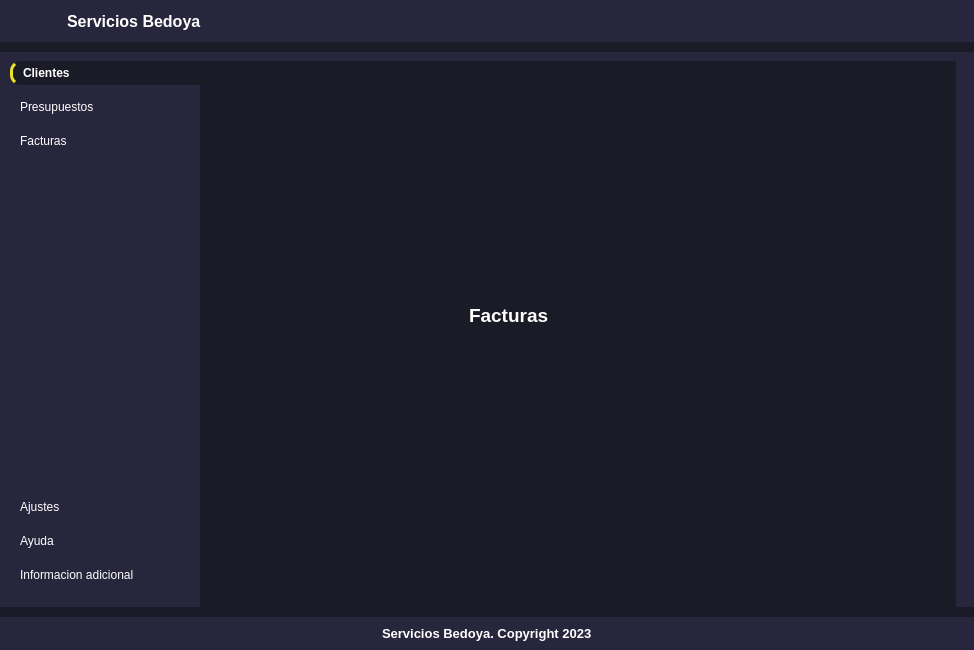
Before: the Qt Designer form UI/ui_main.ui in DickinsonBP/BudgetInvoiceApp2.0, drawn with Qt 5.
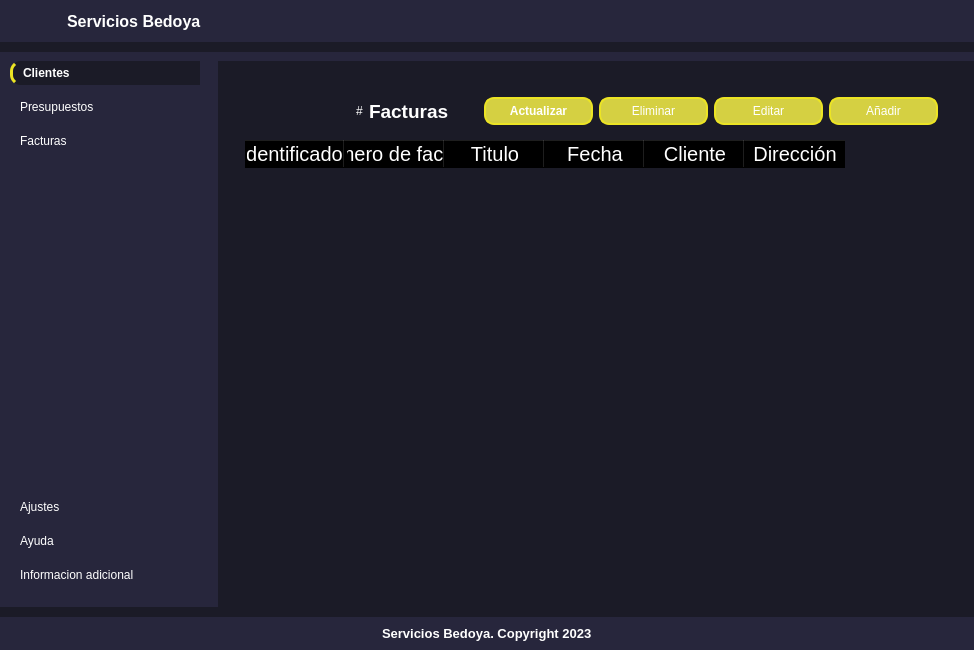
After: the same form once the commit is applied. The open tabs and pages were chosen to show the change. Icons and pictures are not drawn. Custom widgets are drawn as their Qt base class.

What changed in the file:
```diff
--- a/UI/ui_main.ui
+++ b/UI/ui_main.ui
@@ -34,9 +34,11 @@
 	border-radius: 10px;
 	text-align: center;
 }
- #btn_edituser, #btn_editbudget   {
+ #btn_edituser, #btn_adduser , #btn_deleteuser , #btn_updateUserTable,
+#btn_editbudget, #btn_addbudget , #btn_deletebudget , #btn_updateBudgetTable,
+#btn_editinvoice, #btn_addinvoice , #btn_deleteinvoice , #btn_updateInvoiceTable    {
 	border: 2px solid  #ece424 ;
-	background-color: #D72323 ;
+	background-color: #D5D042 ;
 	border-radius: 10px;
 	text-align: center;
 }
@@ -385,8 +387,19 @@
         </widget>
        </item>
        <item>
-        <widget class="QWidget" name="mainBodyContent" native="true">
-         <layout class="QVBoxLayout" name="verticalLayout_2">
+        <widget class="QWidget" name="separator" native="true">
+         <layout class="QVBoxLayout" name="verticalLayout_2"/>
+        </widget>
+       </item>
+       <item>
+        <widget class="QCustomSlideMenu" name="mainBodyContent" native="true">
+         <property name="minimumSize">
+          <size>
+           <width>0</width>
+           <height>0</height>
+          </size>
+         </property>
+         <layout class="QVBoxLayout" name="verticalLayout_7">
           <item>
            <widget class="QCustomStackedWidget" name="mainPages">
             <widget class="QWidget" name="homePage">
@@ -816,25 +829,161 @@
              </layout>
             </widget>
             <widget class="QWidget" name="invoicePage">
-             <widget class="QLabel" name="label_7">
-              <property name="geometry">
-               <rect>
-                <x>260</x>
-                <y>200</y>
-                <width>201</width>
-                <height>91</height>
-               </rect>
-              </property>
-              <property name="font">
-               <font>
-                <pointsize>14</pointsize>
-                <bold>true</bold>
-               </font>
-              </property>
-              <property name="text">
-               <string>Facturas</string>
-              </property>
-             </widget>
+             <layout class="QVBoxLayout" name="verticalLayout_8">
+              <item>
+               <widget class="QWidget" name="widget_2" native="true">
+                <layout class="QVBoxLayout" name="verticalLayout_9">
+                 <item>
+                  <widget class="QFrame" name="frame_5">
+                   <property name="frameShape">
+                    <enum>QFrame::StyledPanel</enum>
+                   </property>
+                   <property name="frameShadow">
+                    <enum>QFrame::Raised</enum>
+                   </property>
+                   <layout class="QHBoxLayout" name="horizontalLayout_7">
+                    <item alignment="Qt::AlignRight">
+                     <widget class="QLabel" name="invoices_qty">
+                      <property name="text">
+                       <string>#</string>
+                      </property>
+                     </widget>
+                    </item>
+                    <item alignment="Qt::AlignLeft">
+                     <widget class="QLabel" name="label_2">
+                      <property name="font">
+                       <font>
+                        <pointsize>14</pointsize>
+                        <bold>true</bold>
+                       </font>
+                      </property>
+                      <property name="text">
+                       <string>Facturas</string>
+                      </property>
+                     </widget>
+                    </item>
+                    <item>
+                     <widget class="QPushButton" name="btn_updateInvoiceTable">
+                      <property name="font">
+                       <font>
+                        <bold>true</bold>
+                       </font>
+                      </property>
+                      <property name="cursor">
+                       <cursorShape>PointingHandCursor</cursorShape>
+                      </property>
+                      <property name="text">
+                       <string>Actualizar</string>
+                      </property>
+                      <property name="icon">
+                       <iconset>
+                        <normaloff>res/Icons/loader.png</normaloff>res/Icons/loader.png</iconset>
+                      </property>
+                      <property name="iconSize">
+                       <size>
+                        <width>24</width>
+                        <height>24</height>
+                       </size>
+                      </property>
+                     </widget>
+                    </item>
+                    <item>
+                     <widget class="QPushButton" name="btn_deleteinvoice">
+                      <property name="text">
+                       <string>Eliminar</string>
+                      </property>
+                      <property name="icon">
+                       <iconset>
+                        <normaloff>res/Icons/frown.png</normaloff>res/Icons/frown.png</iconset>
+                      </property>
+                      <property name="iconSize">
+                       <size>
+                        <width>24</width>
+                        <height>24</height>
+                       </size>
+                      </property>
+                     </widget>
+                    </item>
+                    <item>
+                     <widget class="QPushButton" name="btn_editinvoice">
+                      <property name="text">
+                       <string>Editar</string>
+                      </property>
+                      <property name="icon">
+                       <iconset>
+                        <normaloff>res/Icons/edit.png</normaloff>res/Icons/edit.png</iconset>
+                      </property>
+                      <property name="iconSize">
+                       <size>
+                        <width>24</width>
+                        <height>24</height>
+                       </size>
+                      </property>
+                     </widget>
+                    </item>
+                    <item>
+                     <widget class="QPushButton" name="btn_addinvoice">
+                      <property name="text">
+                       <string>Añadir</string>
+                      </property>
+                      <property name="icon">
+                       <iconset>
+                        <normaloff>../res/Icons/plus-square.png</normaloff>../res/Icons/plus-square.png</iconset>
+                      </property>
+                      <property name="iconSize">
+                       <size>
+                        <width>24</width>
+                        <height>24</height>
+                       </size>
+                      </property>
+                     </widget>
+                    </item>
+                   </layout>
+                  </widget>
+                 </item>
+                 <item>
+                  <widget class="QTableWidget" name="table_invoices">
+                   <property name="font">
+                    <font>
+                     <pointsize>15</pointsize>
+                    </font>
+                   </property>
+                   <column>
+                    <property name="text">
+                     <string>Identificador</string>
+                    </property>
+                   </column>
+                   <column>
+                    <property name="text">
+                     <string>Numero de factura</string>
+                    </property>
+                   </column>
+                   <column>
+                    <property name="text">
+                     <string>Titulo</string>
+                    </property>
+                   </column>
+                   <column>
+                    <property name="text">
+                     <string>Fecha</string>
+                    </property>
+                   </column>
+                   <column>
+                    <property name="text">
+                     <string>Cliente</string>
+                    </property>
+                   </column>
+                   <column>
+                    <property name="text">
+                     <string>Dirección</string>
+                    </property>
+                   </column>
+                  </widget>
+                 </item>
+                </layout>
+               </widget>
+              </item>
+             </layout>
             </widget>
             <widget class="QWidget" name="settingsPage">
              <layout class="QVBoxLayout" name="verticalLayout_14">
@@ -919,17 +1068,6 @@
          </layout>
         </widget>
        </item>
-       <item>
-        <widget class="QCustomSlideMenu" name="rightMenu" native="true">
-         <property name="minimumSize">
-          <size>
-           <width>0</width>
-           <height>0</height>
-          </size>
-         </property>
-         <layout class="QVBoxLayout" name="verticalLayout_7"/>
-        </widget>
-       </item>
       </layout>
      </widget>
     </item>
```
Left out of the diff: 148 changed lines with no effect on the pictures.
